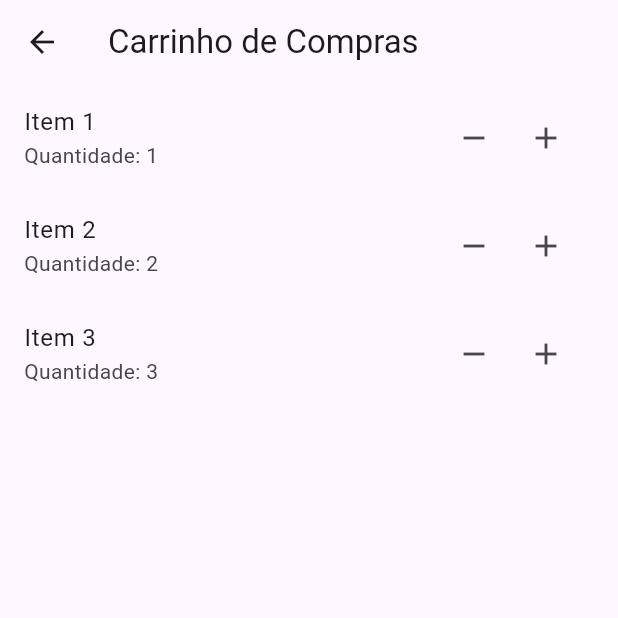
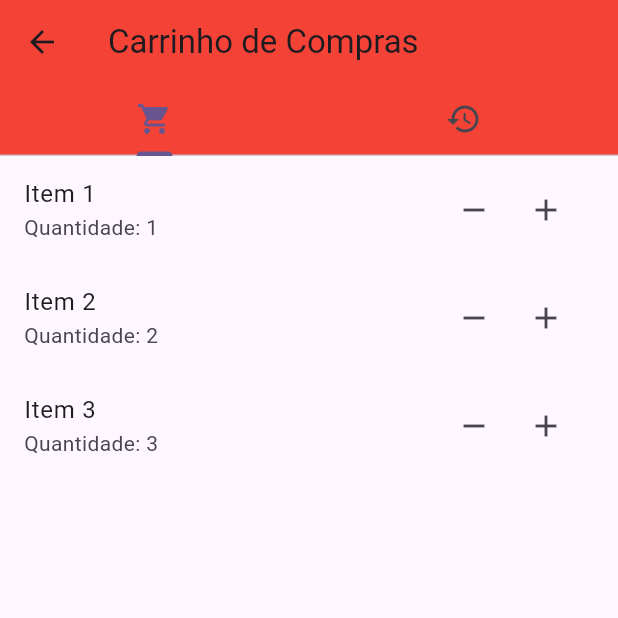
Before and after one commit to InnovisionMc/IOS-App-IPizza, a Flutter app: the CartScreen screen opened directly, on a phone screen of 412 x 824 dp, the top half of it. Run offline on Flutter 3.47's test engine with Material 2 defaults, Android fonts, the light colour scheme and no system bars; network calls fail.

Commit message:
ajuste tela carrinho

```diff
--- a/iPizza/lib/cart_screen.dart
+++ b/iPizza/lib/cart_screen.dart
@@ -5,7 +5,8 @@ class CartScreen extends StatefulWidget {
   _CartScreenState createState() => _CartScreenState();
 }
 
-class _CartScreenState extends State<CartScreen> {
+class _CartScreenState extends State<CartScreen>
+    with SingleTickerProviderStateMixin {
   // Lista de itens genéricos do carrinho
   List<Item> cartItems = [
     Item(name: 'Item 1', quantity: 1),
@@ -13,18 +14,50 @@ class _CartScreenState extends State<CartScreen> {
     Item(name: 'Item 3', quantity: 3),
   ];
 
+  late TabController _tabController;
+
+  @override
+  void initState() {
+    super.initState();
+    _tabController = TabController(length: 2, vsync: this);
+  }
+
+  @override
+  void dispose() {
+    _tabController.dispose();
+    super.dispose();
+  }
+
   @override
   Widget build(BuildContext context) {
     return Scaffold(
       appBar: AppBar(
         title: Text('Carrinho de Compras'),
+        backgroundColor: Colors.red,
+        bottom: TabBar(
+          controller: _tabController,
+          tabs: [
+            Tab(icon: Icon(Icons.shopping_cart)),
+            Tab(icon: Icon(Icons.history)),
+          ],
+        ),
       ),
-      body: ListView.builder(
-        itemCount: cartItems.length,
-        itemBuilder: (context, index) {
-          return _buildCartItem(cartItems[index]);
-        },
+      body: TabBarView(
+        controller: _tabController,
+        children: [
+          _buildShoppingCartTab(),
+          _buildOrderHistoryTab(),
+        ],
       ),
+    );
+  }
+
+  Widget _buildShoppingCartTab() {
+    return ListView.builder(
+      itemCount: cartItems.length,
+      itemBuilder: (context, index) {
+        return _buildCartItem(cartItems[index]);
+      },
     );
   }
 
@@ -65,6 +98,12 @@ class _CartScreenState extends State<CartScreen> {
       }
     });
   }
+
+  Widget _buildOrderHistoryTab() {
+    return Center(
+      child: Text('Histórico de Pedidos'),
+    );
+  }
 }
 
 class Item {
--- a/iPizza/lib/model/products.dart
+++ b/iPizza/lib/model/products.dart
@@ -18,7 +18,7 @@ enum ProductCategory {
   esfirraSalgada,
   bebidas,
   promocoes,
-  maisPedidos
+  maisPedidos,
 }
 
 extension ProductCategoryExtension on ProductCategory {
```
